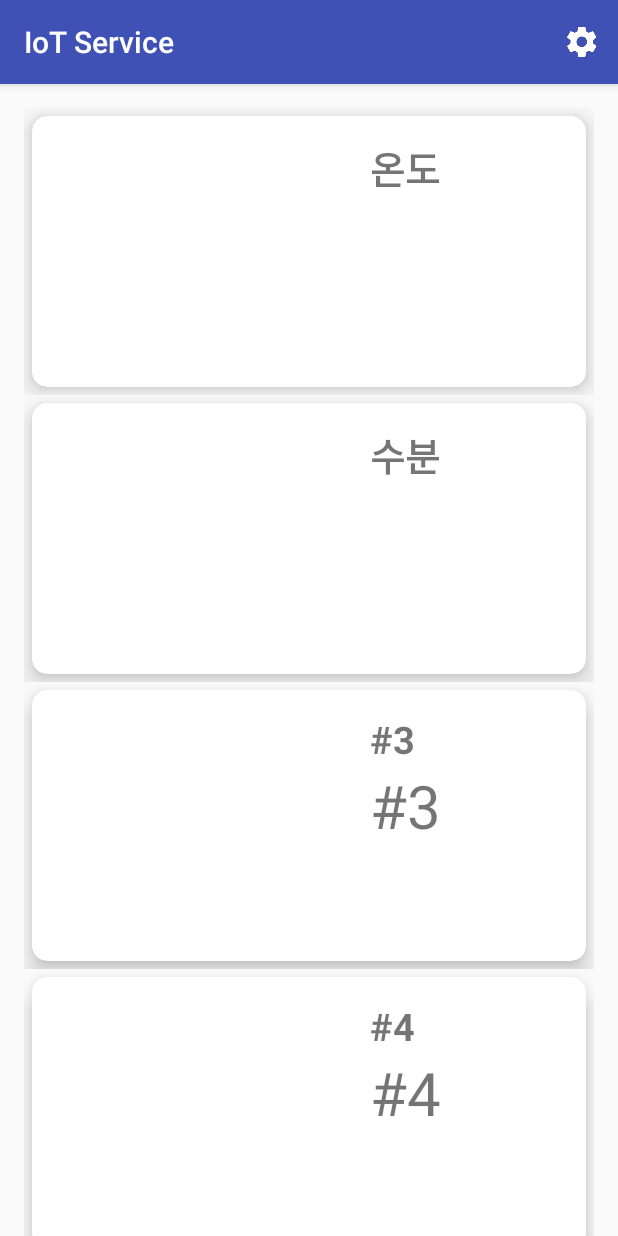
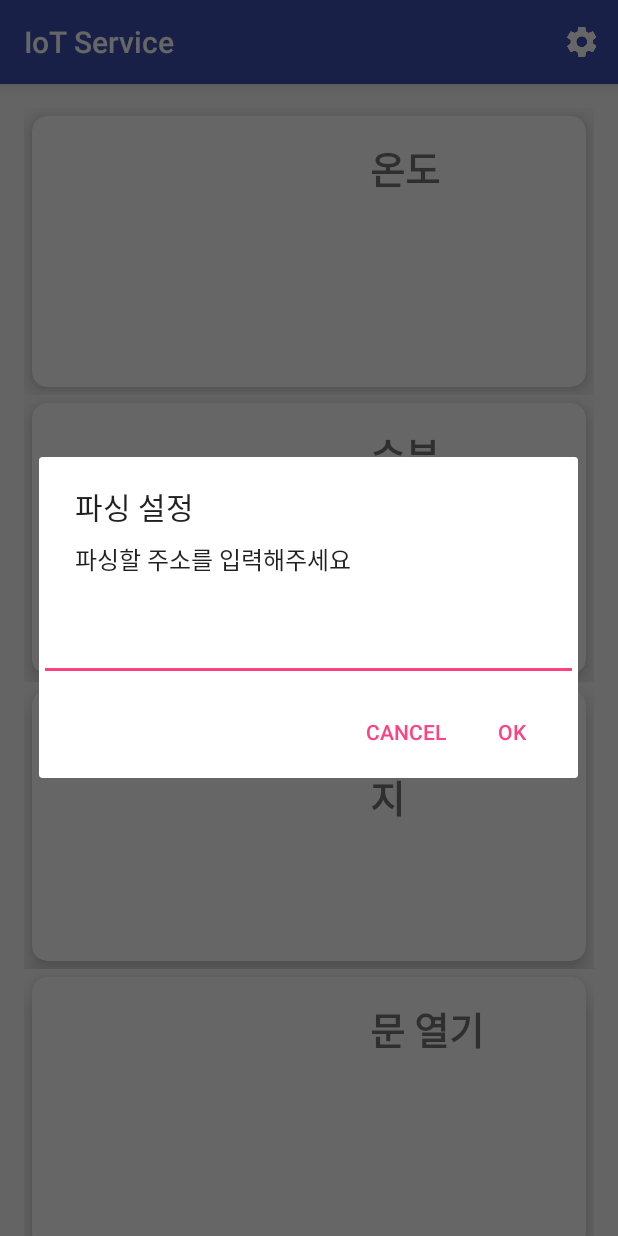
Before and after one commit to abcdragon/Wifi_Iot_App, an Android app: the screen it shows after launch (MainActivity), after a tap on "Hello", on a phone screen of 412 x 824 dp. Run offline under Robolectric (Android 15) with nearby library versions, the phone set to English and light mode, and no system bars.

Commit message:
Toolbar에 있던 설정 아이콘을 누르면 URL입력창이 나오고 URL을 입력하면, 그 URL을 파싱하게 되도록 만들었다. 현재 파싱하는 태그는 title, a, p, div이다.

```diff
--- a/app/src/main/AndroidManifest.xml
+++ b/app/src/main/AndroidManifest.xml
@@ -4,6 +4,8 @@
 
     <uses-permission android:name="android.permission.INTERNET"/>
     <uses-permission android:name="android.permission.ACCESS_NETWORK_STATE" />
+    <uses-permission android:name="android.permission.WRITE_EXTERNAL_STORAGE" />
+    <uses-permission android:name="android.permission.READ_EXTERNAL_STORAGE" />
 
     <application
         android:allowBackup="true"
--- a/app/src/main/java/bro/myapplication/MainActivity.java
+++ b/app/src/main/java/bro/myapplication/MainActivity.java
@@ -1,6 +1,7 @@
 package bro.myapplication;
 
 import android.content.Context;
+import android.content.DialogInterface;
 import android.graphics.Bitmap;
 import android.graphics.Color;
 import android.graphics.drawable.BitmapDrawable;
@@ -9,48 +10,81 @@ import android.net.ConnectivityManager;
 import android.net.NetworkInfo;
 import android.os.AsyncTask;
 import android.os.Bundle;
+import android.os.Environment;
 import android.support.v4.view.GravityCompat;
+import android.support.v4.view.accessibility.AccessibilityManagerCompat;
 import android.support.v4.widget.DrawerLayout;
 import android.support.v7.app.ActionBar;
+import android.support.v7.app.AlertDialog;
 import android.support.v7.app.AppCompatActivity;
 import android.support.v7.widget.LinearLayoutManager;
 import android.support.v7.widget.RecyclerView;
 import android.support.v7.widget.Toolbar;
+import android.util.Log;
 import android.view.Menu;
 import android.view.MenuItem;
 import android.view.View;
+import android.widget.EditText;
 import android.widget.Toast;
 
 import org.jsoup.Jsoup;
 import org.jsoup.nodes.Document;
 import org.jsoup.nodes.Element;
+import org.jsoup.select.Elements;
 
+import java.io.BufferedInputStream;
+import java.io.BufferedReader;
+import java.io.File;
+import java.io.FileInputStream;
+import java.io.FileOutputStream;
+import java.io.InputStreamReader;
+import java.net.URLStreamHandler;
+import java.nio.Buffer;
 import java.util.ArrayList;
 import java.util.List;
 
 public class MainActivity extends AppCompatActivity {
 
-    final static int ITEM_SIZE = 4;
-    static String URLs = "http://www.naver.com";
+    private static final int ITEM_SIZE = 4;
+    private static final String strSDpath = Environment.getExternalStorageDirectory().getAbsolutePath();
+    private static String URLs = "http://www.naver.com";
 
     private static String value_1 = "";
     private static String value_2 = "";
-    private static String value_3 = "#3";
-    private static String value_4 = "#4";
-
-    private static int count = 0;
-
-    private Toolbar toolbar;
-    private DrawerLayout mDrawerLayout;
+    private static String value_3 = "";
+    private static String value_4 = "";
 
     private static Context context;
     private static RecyclerView recyclerView;
+    private Toolbar toolbar;
+
+    private static File mFile;
 
     @Override
     protected void onCreate(Bundle savedInstanceState) {
         super.onCreate(savedInstanceState);
         setContentView(R.layout.activity_main);
 
+        mFile = new File(strSDpath+"/Parsing_URL.txt");
+        try {
+            if (!mFile.exists()) {
+                FileOutputStream fos = new FileOutputStream(mFile);
+                fos.write(URLs.getBytes());
+                fos.close();
+            } else {
+                URLs = "";
+                FileInputStream fis = new FileInputStream(strSDpath + "/Parsing_URL.txt");
+                BufferedReader bufferedReader = new BufferedReader(new InputStreamReader(fis));
+
+                String temp ="";
+                while((temp = bufferedReader.readLine()) != null) {
+                    URLs += temp;
+                }
+                Toast.makeText(getAppContext(), " "+URLs, Toast.LENGTH_SHORT).show();
+            }
+        } catch(Exception e) {
+            e.printStackTrace();
+        }
         MainActivity.context = getApplicationContext();
 
         // RecyclerView 선언
@@ -58,7 +92,7 @@ public class MainActivity extends AppCompatActivity {
         LinearLayoutManager layoutManager = new LinearLayoutManager(getApplicationContext());
         recyclerView.setHasFixedSize(true);
         recyclerView.setLayoutManager(layoutManager);
-        // RecyclerView 선언 종료
+        // RecyclerView 선언 끝
 
         // Toolbar 선언
         toolbar = (Toolbar) findViewById(R.id.toolbar);
@@ -67,54 +101,69 @@ public class MainActivity extends AppCompatActivity {
         actionBar.setDisplayShowTitleEnabled(false);
         toolbar.setTitleTextColor(Color.WHITE);
         toolbar.setTitle("IoT Service");
-        toolbar.inflateMenu(R.menu.main);
+        toolbar.inflateMenu(R.menu.main); // 아이콘을 붙이기 위해 메뉴를 추가
         Drawable dr = getResources().getDrawable(R.drawable.ic_settings_white_24dp);
         Bitmap bitmap = ((BitmapDrawable) dr).getBitmap();
-
         Drawable drawable = new BitmapDrawable(getResources(), Bitmap.createScaledBitmap(bitmap, 50, 50, true));
         toolbar.setOverflowIcon(drawable);
-        // Toolbar 선언 종료
+        // 끝
 
+        // 인터넷 연결 상태 체크
+        if(!isConnectedNetwork())Toast.makeText(getAppContext(), "인터넷에 연결 되지 않았습니다. 인터넷에 연결한 후 다시 시도해 주세요.", Toast.LENGTH_LONG).show();
+        // 끝
+
+        // cardview에 들어갈 item 설정
+        List<Item> items = new ArrayList<>();
+        Item[] item = new Item[ITEM_SIZE];
+        item[0] = new Item("온도", value_1);
+        item[1] = new Item("수분", value_2);
+        item[2] = new Item("창문 열림 감지", value_3);
+        item[3] = new Item("문 열기", value_4);
+
+        for (int i = 0; i < ITEM_SIZE; i++) {
+            items.add(item[i]);
+        }
+        // 끝
+
+        // RecyclerView 설정
+        recyclerView.setAdapter(new RecyclerAdapter(getApplicationContext(), items, R.layout.activity_main));
+        // 끝
+    }
+
+    public static Context getAppContext(){ // context가 non-static이기 때문에 static 클래스에서 사용하기 위한 메서드
+        return context;
+    }
+
+    public static boolean isConnectedNetwork(){
         ConnectivityManager manager = (ConnectivityManager) context.getSystemService(Context.CONNECTIVITY_SERVICE);
         NetworkInfo mobile = manager.getNetworkInfo(ConnectivityManager.TYPE_MOBILE);
         NetworkInfo wifi = manager.getNetworkInfo(ConnectivityManager.TYPE_WIFI);
 
         boolean chk = mobile.isConnected() || wifi.isConnected();
 
-        if(!chk)Toast.makeText(getAppContext(), "인터넷에 연결 되지 않았습니다. 인터넷에 연결한 후 다시 시도해 주세요.", Toast.LENGTH_LONG).show();
+        return chk;
+    }
 
-        List<Item> items = new ArrayList<>();
-        Item[] item = new Item[ITEM_SIZE];
-        item[0] = new Item("온도", value_1);
-        item[1] = new Item("수분", value_2);
-        item[2] = new Item("#3", value_3);
-        item[3] = new Item("#4", value_4);
-
-        for (int i = 0; i < ITEM_SIZE; i++) {
-            items.add(item[i]);
+    public static void ParsingData(){ // Data 파싱
+        Document doc;
+        try{
+            doc = Jsoup.connect(URLs).get();
+            Elements ele1 = doc.select("title").eq(0);
+            Elements ele2 = doc.select("a").eq(0);
+            Elements ele3 = doc.select("p").eq(0);
+            Elements ele4 = doc.select("div").eq(0);
+            value_1 = ele1.text();
+            value_2 = ele2.text();
+            value_3 = ele3.text();
+            value_4 = ele4.text();
         }
 
-        recyclerView.setAdapter(new RecyclerAdapter(getApplicationContext(), items, R.layout.activity_main));
-
-        recyclerView.setOnClickListener(new View.OnClickListener() {
-            @Override
-            public void onClick(View view) {
-                count++;
-
-                if(count % 2 == 0){
-                    MyAsyncTask myAsyncTask = new MyAsyncTask();
-                    myAsyncTask.execute();
-                    count = 0;
-                }
-            }
-        });
+        catch(Exception e){
+            e.printStackTrace();
+        }
     }
 
-    public static Context getAppContext(){
-        return context;
-    }
-
-    static class MyAsyncTask extends AsyncTask<Void, Void, Void>{
+    static class MyAsyncTask extends AsyncTask<Void, Void, Void>{ // 메인쓰레드의 부하를 막기 위한 AsyncTask
         @Override
         protected void onPreExecute(){
             super.onPreExecute();
@@ -122,36 +171,25 @@ public class MainActivity extends AppCompatActivity {
 
         @Override
         protected Void doInBackground(Void... voids){
-            Document doc;
-            try{
-                doc = Jsoup.connect(URLs).get();
-                Element ele = doc.select("title").first();
-                value_1 = ele.text();
-                Toast.makeText(getAppContext(), value_1, Toast.LENGTH_SHORT).show();
-            }
-
-            catch(Exception e){
-                e.printStackTrace();
-            }
-
+            if(!isConnectedNetwork()) return null;
+            ParsingData();
             publishProgress();
             return null;
         }
 
         @Override
         protected void onProgressUpdate(Void... voids){
+            Toast.makeText(getAppContext(), "URL : " + URLs,Toast.LENGTH_LONG).show();
+
             RecyclerView recyclerView = MainActivity.recyclerView;
             LinearLayoutManager layoutManager = new LinearLayoutManager(getAppContext());
             recyclerView.setHasFixedSize(true);
             recyclerView.setLayoutManager(layoutManager);
 
-            ConnectivityManager manager = (ConnectivityManager) context.getSystemService(Context.CONNECTIVITY_SERVICE);
-            NetworkInfo mobile = manager.getNetworkInfo(ConnectivityManager.TYPE_MOBILE);
-            NetworkInfo wifi = manager.getNetworkInfo(ConnectivityManager.TYPE_WIFI);
-
-            boolean chk = mobile.isConnected() || wifi.isConnected();
-
-            if(!chk)Toast.makeText(getAppContext(), "인터넷에 연결 되지 않았습니다. 인터넷에 연결한 후 다시 시도해 주세요.", Toast.LENGTH_SHORT).show();
+            if(!isConnectedNetwork()) {
+                Toast.makeText(getAppContext(), "인터넷에 연결 되지 않았습니다. 인터넷에 연결한 후 다시 시도해 주세요.", Toast.LENGTH_SHORT).show();
+                return;
+            }
 
             List<Item> items = new ArrayList<>();
             Item[] item = new Item[ITEM_SIZE];
@@ -185,7 +223,38 @@ public class MainActivity extends AppCompatActivity {
         int id = item.getItemId();
 
         if(id == R.id.settings){
-            Toast.makeText(getAppContext(), "설정 버튼이 눌렸습니다.", Toast.LENGTH_SHORT).show();
+            AlertDialog.Builder alert = new AlertDialog.Builder(this);
+
+            alert.setTitle("파싱 설정");
+            alert.setMessage("파싱할 주소를 입력해주세요");
+
+            final EditText input =  new EditText(this);
+            alert.setView(input);
+
+            alert.setPositiveButton("Ok", new DialogInterface.OnClickListener(){
+                @Override
+                public void onClick(DialogInterface dialog, int whichButton){
+                    // 아래는 input값이 제대로 들어갔는지에 대한 확인용 토스트
+                    // Toast.makeText(getAppContext(), " "+input.getText().toString(), Toast.LENGTH_SHORT).show();
+                    try{
+                        FileOutputStream fos = new FileOutputStream(mFile);
+                        fos.write(input.getText().toString().getBytes());
+                        fos.close();
+                        URLs = input.getText().toString();
+                    }
+                    catch (Exception e) {
+                        e.printStackTrace();
+                    }
+                }
+            });
+            alert.setNegativeButton("Cancel", new DialogInterface.OnClickListener(){
+                @Override
+                public void onClick(DialogInterface dialog, int whichButton){
+                }
+            });
+
+            alert.show();
+
             return true;
         }
 
```
